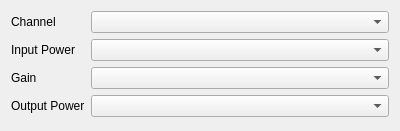
Qt form core/traceswidget.ui (Terrabits/PAE) before a commit.
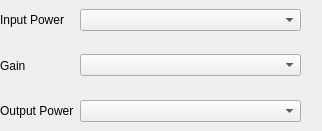
The same form after that commit. Icons and pictures are not drawn.

Commit message: MeasurePAE mostly finished, but not tested with real DMMs. Next: write traces to VNA

Diff of the .ui file:
```diff
--- a/core/traceswidget.ui
+++ b/core/traceswidget.ui
@@ -6,54 +6,240 @@
    <rect>
     <x>0</x>
     <y>0</y>
-    <width>400</width>
+    <width>322</width>
     <height>131</height>
    </rect>
   </property>
   <property name="windowTitle">
    <string>Form</string>
   </property>
-  <layout class="QGridLayout" name="gridLayout" columnstretch="0,1">
-   <item row="0" column="0">
-    <widget class="QLabel" name="label_4">
-     <property name="text">
-      <string>Channel</string>
-     </property>
-    </widget>
-   </item>
+  <layout class="QGridLayout" name="gridLayout" columnstretch="0,0">
+   <property name="leftMargin">
+    <number>0</number>
+   </property>
+   <property name="topMargin">
+    <number>0</number>
+   </property>
+   <property name="rightMargin">
+    <number>0</number>
+   </property>
+   <property name="bottomMargin">
+    <number>0</number>
+   </property>
    <item row="0" column="1">
-    <widget class="QComboBox" name="channel"/>
+    <widget class="QWidget" name="widget" native="true">
+     <layout class="QHBoxLayout" name="horizontalLayout_3" stretch="1,0">
+      <property name="spacing">
+       <number>3</number>
+      </property>
+      <property name="leftMargin">
+       <number>0</number>
+      </property>
+      <property name="topMargin">
+       <number>0</number>
+      </property>
+      <property name="rightMargin">
+       <number>0</number>
+      </property>
+      <property name="bottomMargin">
+       <number>0</number>
+      </property>
+      <item>
+       <widget class="QComboBox" name="inputPowerTrace">
+        <property name="sizeAdjustPolicy">
+         <enum>QComboBox::AdjustToContents</enum>
+        </property>
+       </widget>
+      </item>
+      <item>
+       <widget class="QPushButton" name="clearInputPower">
+        <property name="minimumSize">
+         <size>
+          <width>18</width>
+          <height>18</height>
+         </size>
+        </property>
+        <property name="maximumSize">
+         <size>
+          <width>18</width>
+          <height>18</height>
+         </size>
+        </property>
+        <property name="font">
+         <font>
+          <family>Courier New</family>
+          <weight>50</weight>
+          <bold>false</bold>
+         </font>
+        </property>
+        <property name="text">
+         <string/>
+        </property>
+        <property name="icon">
+         <iconset resource="core.qrc">
+          <normaloff>:/images/circle_x.png</normaloff>:/images/circle_x.png</iconset>
+        </property>
+        <property name="iconSize">
+         <size>
+          <width>18</width>
+          <height>18</height>
+         </size>
+        </property>
+        <property name="flat">
+         <bool>true</bool>
+        </property>
+       </widget>
+      </item>
+     </layout>
+    </widget>
    </item>
-   <item row="1" column="0">
+   <item row="1" column="1">
+    <widget class="QWidget" name="widget_2" native="true">
+     <layout class="QHBoxLayout" name="horizontalLayout_2" stretch="1,0">
+      <property name="spacing">
+       <number>3</number>
+      </property>
+      <property name="leftMargin">
+       <number>0</number>
+      </property>
+      <property name="topMargin">
+       <number>0</number>
+      </property>
+      <property name="rightMargin">
+       <number>0</number>
+      </property>
+      <property name="bottomMargin">
+       <number>0</number>
+      </property>
+      <item>
+       <widget class="QComboBox" name="gainTrace"/>
+      </item>
+      <item>
+       <widget class="QPushButton" name="clearGain">
+        <property name="minimumSize">
+         <size>
+          <width>18</width>
+          <height>18</height>
+         </size>
+        </property>
+        <property name="maximumSize">
+         <size>
+          <width>18</width>
+          <height>18</height>
+         </size>
+        </property>
+        <property name="font">
+         <font>
+          <family>Courier New</family>
+          <weight>50</weight>
+          <bold>false</bold>
+         </font>
+        </property>
+        <property name="text">
+         <string/>
+        </property>
+        <property name="icon">
+         <iconset resource="core.qrc">
+          <normaloff>:/images/circle_x.png</normaloff>:/images/circle_x.png</iconset>
+        </property>
+        <property name="iconSize">
+         <size>
+          <width>18</width>
+          <height>18</height>
+         </size>
+        </property>
+        <property name="flat">
+         <bool>true</bool>
+        </property>
+       </widget>
+      </item>
+     </layout>
+    </widget>
+   </item>
+   <item row="2" column="1">
+    <widget class="QWidget" name="widget_3" native="true">
+     <layout class="QHBoxLayout" name="horizontalLayout" stretch="1,0">
+      <property name="spacing">
+       <number>3</number>
+      </property>
+      <property name="leftMargin">
+       <number>0</number>
+      </property>
+      <property name="topMargin">
+       <number>0</number>
+      </property>
+      <property name="rightMargin">
+       <number>0</number>
+      </property>
+      <property name="bottomMargin">
+       <number>0</number>
+      </property>
+      <item>
+       <widget class="QComboBox" name="outputPowerTrace"/>
+      </item>
+      <item>
+       <widget class="QPushButton" name="clearOutputPower">
+        <property name="minimumSize">
+         <size>
+          <width>18</width>
+          <height>18</height>
+         </size>
+        </property>
+        <property name="maximumSize">
+         <size>
+          <width>18</width>
+          <height>18</height>
+         </size>
+        </property>
+        <property name="font">
+         <font>
+          <family>Courier New</family>
+          <weight>50</weight>
+          <bold>false</bold>
+         </font>
+        </property>
+        <property name="text">
+         <string/>
+        </property>
+        <property name="icon">
+         <iconset resource="core.qrc">
+          <normaloff>:/images/circle_x.png</normaloff>:/images/circle_x.png</iconset>
+        </property>
+        <property name="iconSize">
+         <size>
+          <width>18</width>
+          <height>18</height>
+         </size>
+        </property>
+        <property name="flat">
+         <bool>true</bool>
+        </property>
+       </widget>
+      </item>
+     </layout>
+    </widget>
+   </item>
+   <item row="0" column="0">
     <widget class="QLabel" name="label">
      <property name="text">
       <string>Input Power</string>
      </property>
     </widget>
    </item>
-   <item row="1" column="1">
-    <widget class="QComboBox" name="inputPowerTrace"/>
-   </item>
-   <item row="2" column="0">
+   <item row="1" column="0">
     <widget class="QLabel" name="label_2">
      <property name="text">
       <string>Gain</string>
      </property>
     </widget>
    </item>
-   <item row="2" column="1">
-    <widget class="QComboBox" name="gainTrace"/>
-   </item>
-   <item row="3" column="0">
+   <item row="2" column="0">
     <widget class="QLabel" name="label_3">
      <property name="text">
       <string>Output Power</string>
      </property>
     </widget>
    </item>
-   <item row="3" column="1">
-    <widget class="QComboBox" name="outputPowerTrace"/>
-   </item>
   </layout>
  </widget>
  <resources/>
```
Left out of the diff: 11 changed lines with no effect on the pictures. The commit also changes 24 other files.
